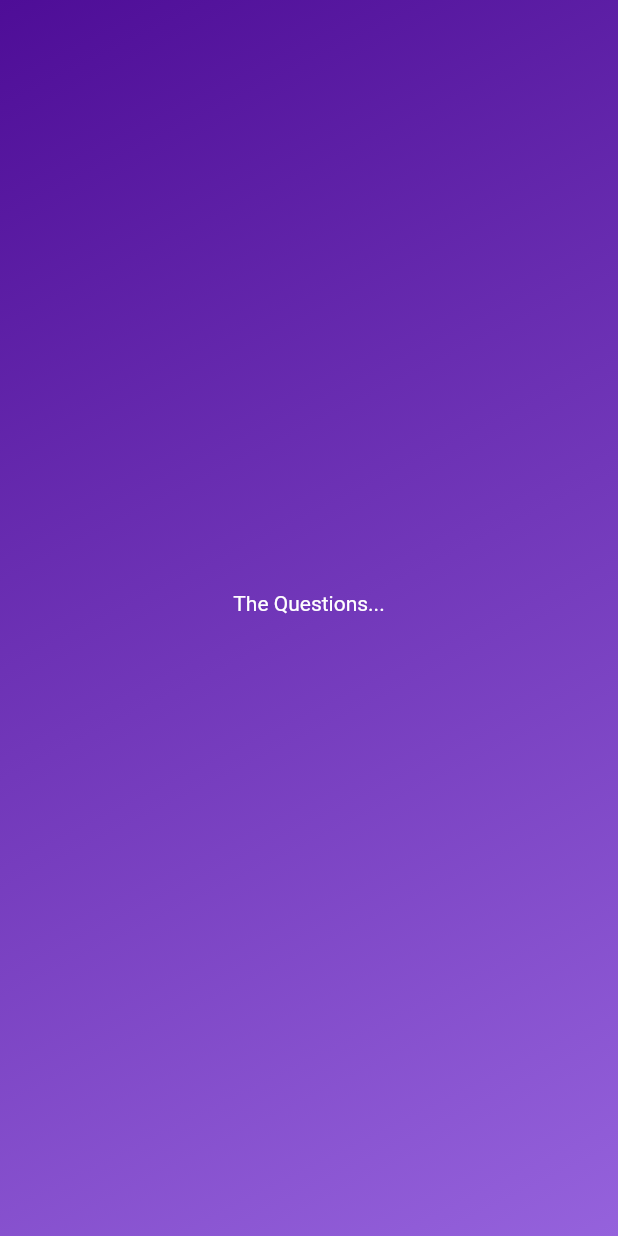
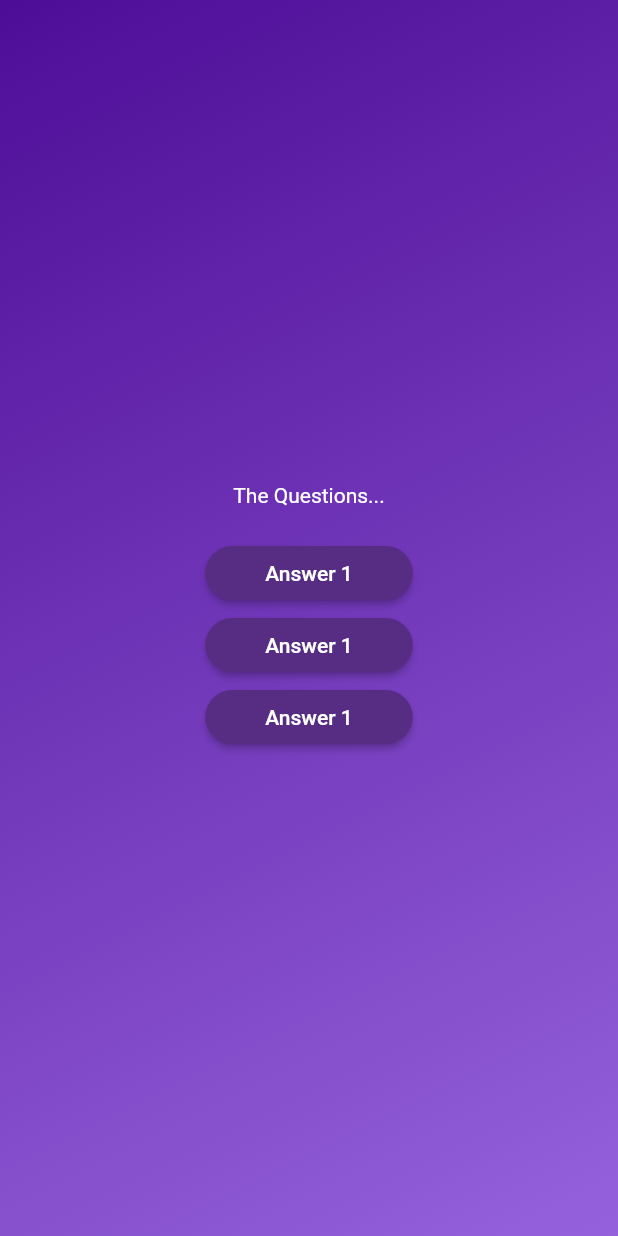
Before and after one commit to bentalla108/quizz_app, a Flutter app: the screen it shows after launch, after a tap on "Commencer le quizz", on a phone screen of 412 x 824 dp. Run offline on Flutter 3.47's test engine with Material 2 defaults, Android fonts, the phone set to English and light mode, and no system bars.

Commit message:
Styled Buttons

```diff
--- /dev/null
+++ b/lib/answer_button.dart
@@ -0,0 +1,28 @@
+import 'package:flutter/material.dart';
+
+class AnswerButton extends StatelessWidget {
+  const AnswerButton(
+      {super.key, required this.answerText, required this.onTap});
+
+  final String answerText;
+  final void Function() onTap;
+
+  @override
+  Widget build(BuildContext context) {
+    return ElevatedButton(
+      style: ElevatedButton.styleFrom(
+        backgroundColor: const Color.fromARGB(255, 87, 44, 131),
+        foregroundColor: Colors.white,
+        shape: RoundedRectangleBorder(borderRadius: BorderRadius.circular(20)),
+        padding: const EdgeInsets.symmetric(
+          horizontal: 40,
+          vertical: 10,
+        ),
+      ),
+      onPressed: onTap,
+      child: Text(
+        answerText,
+      ),
+    );
+  }
+}
--- a/lib/answers_reponses.dart
+++ /dev/null
@@ -1,15 +0,0 @@
-import 'package:flutter/material.dart';
-
-class AnswersReponses extends StatelessWidget {
-  const AnswersReponses(this.answerText, {super.key});
-  final String answerText;
-  @override
-  Widget build(BuildContext context) {
-    return ElevatedButton(
-      onPressed: () {},
-      child: Text(
-        answerText,
-      ),
-    );
-  }
-}
--- a/lib/questions_screen.dart
+++ b/lib/questions_screen.dart
@@ -1,4 +1,5 @@
 import 'package:flutter/material.dart';
+import 'package:quizz_app/answer_button.dart';
 
 class QuestionsScreen extends StatefulWidget {
   const QuestionsScreen({super.key});
@@ -16,15 +17,27 @@ class _QuestionsScreenSate extends State<QuestionsScreen> {
         width: double.infinity,
         child: Column(
           mainAxisAlignment: MainAxisAlignment.center,
-          children: const [
-            Text(
+          children: [
+            const Text(
               'The Questions...',
               style: TextStyle(
                 color: Colors.white,
               ),
             ),
-            SizedBox(
+            const SizedBox(
               height: 20,
+            ),
+            AnswerButton(
+              answerText: 'Answer 1',
+              onTap: () {},
+            ),
+            AnswerButton(
+              answerText: 'Answer 1',
+              onTap: () {},
+            ),
+            AnswerButton(
+              answerText: 'Answer 1',
+              onTap: () {},
             ),
           ],
         ));
```
